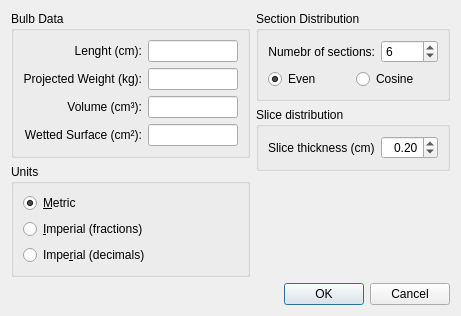
First picture: the form in Ui/BulbDataOptions.ui, repository mgian/bulbcalculator, before the edit.
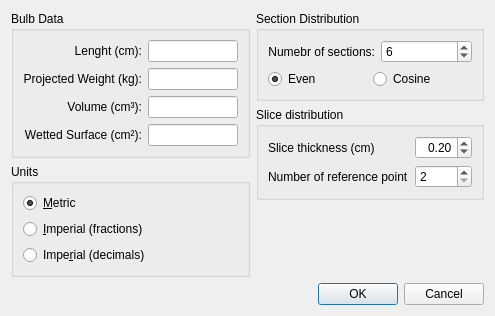
Second picture: the form after the edit.

Commit message: Added the number of reference point for the linesplan to the Data Option dialog

The edit to the form file:
```diff
--- a/Ui/BulbDataOptions.ui
+++ b/Ui/BulbDataOptions.ui
@@ -6,7 +6,7 @@
    <rect>
     <x>0</x>
     <y>0</y>
-    <width>424</width>
+    <width>457</width>
     <height>284</height>
    </rect>
   </property>
@@ -263,17 +263,15 @@
          <property name="title">
           <string>Slice distribution</string>
          </property>
-         <layout class="QVBoxLayout" name="verticalLayout_4">
-          <item>
-           <layout class="QHBoxLayout" name="horizontalLayout_2">
-            <item>
+         <layout class="QGridLayout" name="gridLayout_2">
+          <item row="0" column="0">
              <widget class="QLabel" name="label_6">
               <property name="text">
                <string>Slice thickness (cm)</string>
               </property>
              </widget>
             </item>
-            <item>
+          <item row="0" column="1">
              <widget class="QDoubleSpinBox" name="DSP_SliceThickness">
               <property name="alignment">
                <set>Qt::AlignRight|Qt::AlignTrailing|Qt::AlignVCenter</set>
@@ -289,7 +287,22 @@
               </property>
              </widget>
             </item>
-           </layout>
+          <item row="1" column="0">
+           <widget class="QLabel" name="label_7">
+            <property name="text">
+             <string>Number of reference point</string>
+            </property>
+           </widget>
+          </item>
+          <item row="1" column="1">
+           <widget class="QSpinBox" name="SP_RefPointNum">
+            <property name="minimum">
+             <number>2</number>
+            </property>
+            <property name="maximum">
+             <number>10</number>
+            </property>
+           </widget>
           </item>
          </layout>
         </widget>
```
Lines whose indentation alone changed are shown as unchanged. The commit also changes 1 other file.
